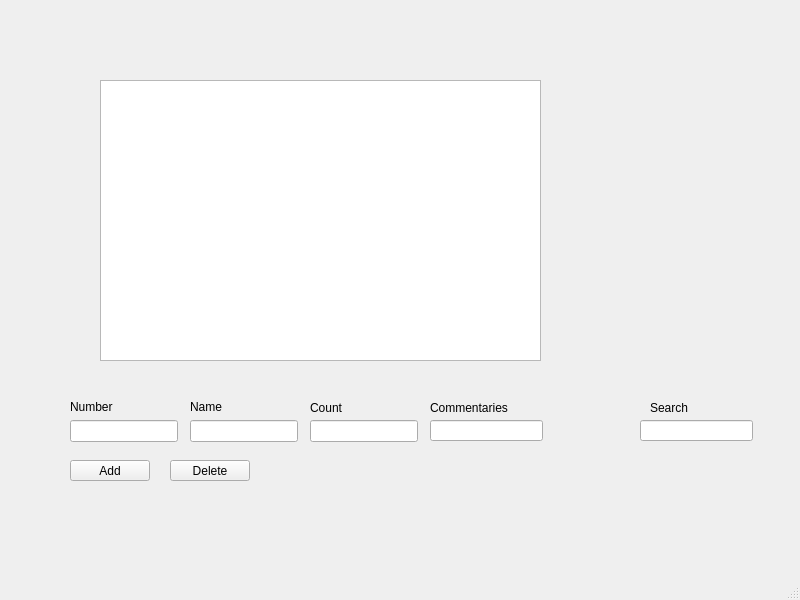
The window that mainwindow.ui (QDianQ/service_station_BD) describes before a commit, drawn with Qt 5.
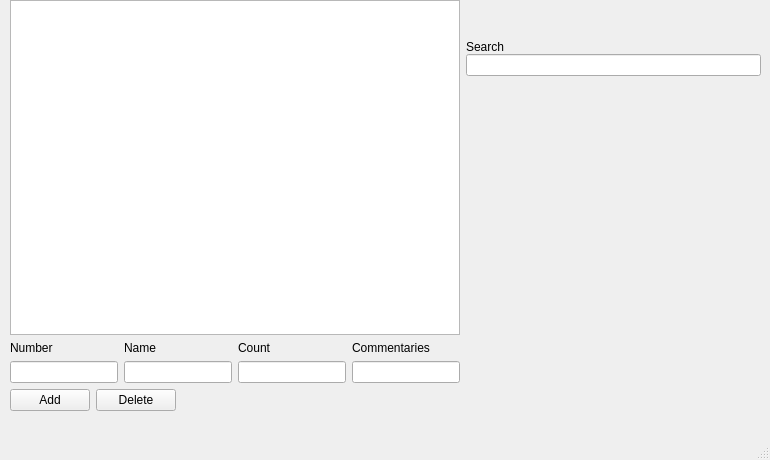
The same window after the commit.

Commit message: create layouts

```diff
--- a/mainwindow.ui
+++ b/mainwindow.ui
@@ -6,179 +6,252 @@
    <rect>
     <x>0</x>
     <y>0</y>
-    <width>800</width>
-    <height>600</height>
+    <width>770</width>
+    <height>460</height>
    </rect>
   </property>
+  <property name="sizePolicy">
+   <sizepolicy hsizetype="Preferred" vsizetype="Preferred">
+    <horstretch>0</horstretch>
+    <verstretch>0</verstretch>
+   </sizepolicy>
+  </property>
   <property name="windowTitle">
    <string>MainWindow</string>
   </property>
+  <property name="layoutDirection">
+   <enum>Qt::LeftToRight</enum>
+  </property>
+  <property name="autoFillBackground">
+   <bool>true</bool>
+  </property>
   <widget class="QWidget" name="centralwidget">
-   <widget class="QTableView" name="tableView">
-    <property name="enabled">
-     <bool>true</bool>
-    </property>
+   <widget class="QWidget" name="verticalLayoutWidget_3">
     <property name="geometry">
      <rect>
-      <x>100</x>
-      <y>80</y>
-      <width>441</width>
-      <height>281</height>
+      <x>10</x>
+      <y>0</y>
+      <width>751</width>
+      <height>411</height>
      </rect>
     </property>
-    <property name="sizePolicy">
-     <sizepolicy hsizetype="Expanding" vsizetype="Expanding">
-      <horstretch>0</horstretch>
-      <verstretch>0</verstretch>
-     </sizepolicy>
-    </property>
-    <property name="contextMenuPolicy">
-     <enum>Qt::DefaultContextMenu</enum>
-    </property>
-    <property name="sizeAdjustPolicy">
-     <enum>QAbstractScrollArea::AdjustToContentsOnFirstShow</enum>
-    </property>
-   </widget>
-   <widget class="QPushButton" name="pushButton">
-    <property name="geometry">
-     <rect>
-      <x>70</x>
-      <y>460</y>
-      <width>80</width>
-      <height>21</height>
-     </rect>
-    </property>
-    <property name="text">
-     <string>Add</string>
-    </property>
-   </widget>
-   <widget class="QPushButton" name="pushButton_2">
-    <property name="geometry">
-     <rect>
-      <x>170</x>
-      <y>460</y>
-      <width>80</width>
-      <height>21</height>
-     </rect>
-    </property>
-    <property name="text">
-     <string>Delete</string>
-    </property>
-   </widget>
-   <widget class="QLineEdit" name="lineEdit">
-    <property name="geometry">
-     <rect>
-      <x>70</x>
-      <y>420</y>
-      <width>108</width>
-      <height>22</height>
-     </rect>
-    </property>
-   </widget>
-   <widget class="QLineEdit" name="lineEdit_2">
-    <property name="geometry">
-     <rect>
-      <x>190</x>
-      <y>420</y>
-      <width>108</width>
-      <height>22</height>
-     </rect>
-    </property>
-   </widget>
-   <widget class="QLineEdit" name="lineEdit_3">
-    <property name="geometry">
-     <rect>
-      <x>310</x>
-      <y>420</y>
-      <width>108</width>
-      <height>22</height>
-     </rect>
-    </property>
-   </widget>
-   <widget class="QLineEdit" name="lineEdit_4">
-    <property name="geometry">
-     <rect>
-      <x>430</x>
-      <y>420</y>
-      <width>113</width>
-      <height>21</height>
-     </rect>
-    </property>
-   </widget>
-   <widget class="QLabel" name="label">
-    <property name="geometry">
-     <rect>
-      <x>70</x>
-      <y>400</y>
-      <width>47</width>
-      <height>13</height>
-     </rect>
-    </property>
-    <property name="text">
-     <string>Number</string>
-    </property>
-   </widget>
-   <widget class="QLabel" name="label_2">
-    <property name="geometry">
-     <rect>
-      <x>190</x>
-      <y>400</y>
-      <width>47</width>
-      <height>13</height>
-     </rect>
-    </property>
-    <property name="text">
-     <string>Name</string>
-    </property>
-   </widget>
-   <widget class="QLabel" name="label_3">
-    <property name="geometry">
-     <rect>
-      <x>310</x>
-      <y>400</y>
-      <width>81</width>
-      <height>16</height>
-     </rect>
-    </property>
-    <property name="text">
-     <string>Count</string>
-    </property>
-   </widget>
-   <widget class="QLabel" name="label_4">
-    <property name="geometry">
-     <rect>
-      <x>430</x>
-      <y>400</y>
-      <width>91</width>
-      <height>16</height>
-     </rect>
-    </property>
-    <property name="text">
-     <string>Commentaries</string>
-    </property>
-   </widget>
-   <widget class="QLabel" name="label_5">
-    <property name="geometry">
-     <rect>
-      <x>650</x>
-      <y>400</y>
-      <width>61</width>
-      <height>16</height>
-     </rect>
-    </property>
-    <property name="text">
-     <string>Search</string>
-    </property>
-   </widget>
-   <widget class="QLineEdit" name="lineEdit_5">
-    <property name="geometry">
-     <rect>
-      <x>640</x>
-      <y>420</y>
-      <width>113</width>
-      <height>21</height>
-     </rect>
-    </property>
+    <layout class="QVBoxLayout" name="verticalLayout_4">
+     <property name="sizeConstraint">
+      <enum>QLayout::SetDefaultConstraint</enum>
+     </property>
+     <item>
+      <layout class="QHBoxLayout" name="horizontalLayout_4">
+       <item>
+        <layout class="QVBoxLayout" name="verticalLayout">
+         <property name="sizeConstraint">
+          <enum>QLayout::SetDefaultConstraint</enum>
+         </property>
+         <item>
+          <widget class="QTableView" name="tableView">
+           <property name="enabled">
+            <bool>true</bool>
+           </property>
+           <property name="sizePolicy">
+            <sizepolicy hsizetype="Preferred" vsizetype="Expanding">
+             <horstretch>0</horstretch>
+             <verstretch>0</verstretch>
+            </sizepolicy>
+           </property>
+           <property name="sizeIncrement">
+            <size>
+             <width>0</width>
+             <height>0</height>
+            </size>
+           </property>
+           <property name="contextMenuPolicy">
+            <enum>Qt::DefaultContextMenu</enum>
+           </property>
+           <property name="layoutDirection">
+            <enum>Qt::LeftToRight</enum>
+           </property>
+           <property name="autoFillBackground">
+            <bool>true</bool>
+           </property>
+           <property name="sizeAdjustPolicy">
+            <enum>QAbstractScrollArea::AdjustIgnored</enum>
+           </property>
+          </widget>
+         </item>
+         <item>
+          <layout class="QHBoxLayout" name="horizontalLayout">
+           <item>
+            <widget class="QLabel" name="label">
+             <property name="sizePolicy">
+              <sizepolicy hsizetype="Preferred" vsizetype="Minimum">
+               <horstretch>0</horstretch>
+               <verstretch>0</verstretch>
+              </sizepolicy>
+             </property>
+             <property name="text">
+              <string>Number</string>
+             </property>
+            </widget>
+           </item>
+           <item>
+            <widget class="QLabel" name="label_2">
+             <property name="sizePolicy">
+              <sizepolicy hsizetype="Preferred" vsizetype="Minimum">
+               <horstretch>0</horstretch>
+               <verstretch>0</verstretch>
+              </sizepolicy>
+             </property>
+             <property name="text">
+              <string>Name</string>
+             </property>
+            </widget>
+           </item>
+           <item>
+            <widget class="QLabel" name="label_3">
+             <property name="sizePolicy">
+              <sizepolicy hsizetype="Preferred" vsizetype="Minimum">
+               <horstretch>0</horstretch>
+               <verstretch>0</verstretch>
+              </sizepolicy>
+             </property>
+             <property name="text">
+              <string>Count</string>
+             </property>
+            </widget>
+           </item>
+           <item>
+            <widget class="QLabel" name="label_4">
+             <property name="sizePolicy">
+              <sizepolicy hsizetype="Preferred" vsizetype="Minimum">
+               <horstretch>0</horstretch>
+               <verstretch>0</verstretch>
+              </sizepolicy>
+             </property>
+             <property name="text">
+              <string>Commentaries</string>
+             </property>
+            </widget>
+           </item>
+          </layout>
+         </item>
+         <item>
+          <layout class="QHBoxLayout" name="horizontalLayout_2">
+           <property name="sizeConstraint">
+            <enum>QLayout::SetDefaultConstraint</enum>
+           </property>
+           <item>
+            <widget class="QLineEdit" name="lineEdit"/>
+           </item>
+           <item>
+            <widget class="QLineEdit" name="lineEdit_2"/>
+           </item>
+           <item>
+            <widget class="QLineEdit" name="lineEdit_3"/>
+           </item>
+           <item>
+            <widget class="QLineEdit" name="lineEdit_4"/>
+           </item>
+          </layout>
+         </item>
+        </layout>
+       </item>
+       <item>
+        <layout class="QVBoxLayout" name="verticalLayout_2">
+         <property name="spacing">
+          <number>0</number>
+         </property>
+         <property name="sizeConstraint">
+          <enum>QLayout::SetDefaultConstraint</enum>
+         </property>
+         <property name="leftMargin">
+          <number>0</number>
+         </property>
+         <property name="topMargin">
+          <number>0</number>
+         </property>
+         <property name="rightMargin">
+          <number>0</number>
+         </property>
+         <item>
+          <spacer name="verticalSpacer_2">
+           <property name="orientation">
+            <enum>Qt::Vertical</enum>
+           </property>
+           <property name="sizeType">
+            <enum>QSizePolicy::Minimum</enum>
+           </property>
+           <property name="sizeHint" stdset="0">
+            <size>
+             <width>20</width>
+             <height>40</height>
+            </size>
+           </property>
+          </spacer>
+         </item>
+         <item>
+          <widget class="QLabel" name="label_5">
+           <property name="sizePolicy">
+            <sizepolicy hsizetype="Minimum" vsizetype="Fixed">
+             <horstretch>0</horstretch>
+             <verstretch>0</verstretch>
+            </sizepolicy>
+           </property>
+           <property name="text">
+            <string>Search</string>
+           </property>
+          </widget>
+         </item>
+         <item>
+          <widget class="QLineEdit" name="lineEdit_5"/>
+         </item>
+         <item>
+          <spacer name="verticalSpacer">
+           <property name="orientation">
+            <enum>Qt::Vertical</enum>
+           </property>
+           <property name="sizeHint" stdset="0">
+            <size>
+             <width>20</width>
+             <height>40</height>
+            </size>
+           </property>
+          </spacer>
+         </item>
+        </layout>
+       </item>
+      </layout>
+     </item>
+     <item>
+      <layout class="QHBoxLayout" name="horizontalLayout_3">
+       <item>
+        <widget class="QPushButton" name="pushButton">
+         <property name="text">
+          <string>Add</string>
+         </property>
+        </widget>
+       </item>
+       <item>
+        <widget class="QPushButton" name="pushButton_2">
+         <property name="text">
+          <string>Delete</string>
+         </property>
+        </widget>
+       </item>
+       <item>
+        <spacer name="horizontalSpacer">
+         <property name="orientation">
+          <enum>Qt::Horizontal</enum>
+         </property>
+         <property name="sizeHint" stdset="0">
+          <size>
+           <width>40</width>
+           <height>20</height>
+          </size>
+         </property>
+        </spacer>
+       </item>
+      </layout>
+     </item>
+    </layout>
    </widget>
   </widget>
   <widget class="QMenuBar" name="menubar">
```
Left out of the diff: 7 changed lines with no effect on the pictures. The commit also changes 1 other file.
